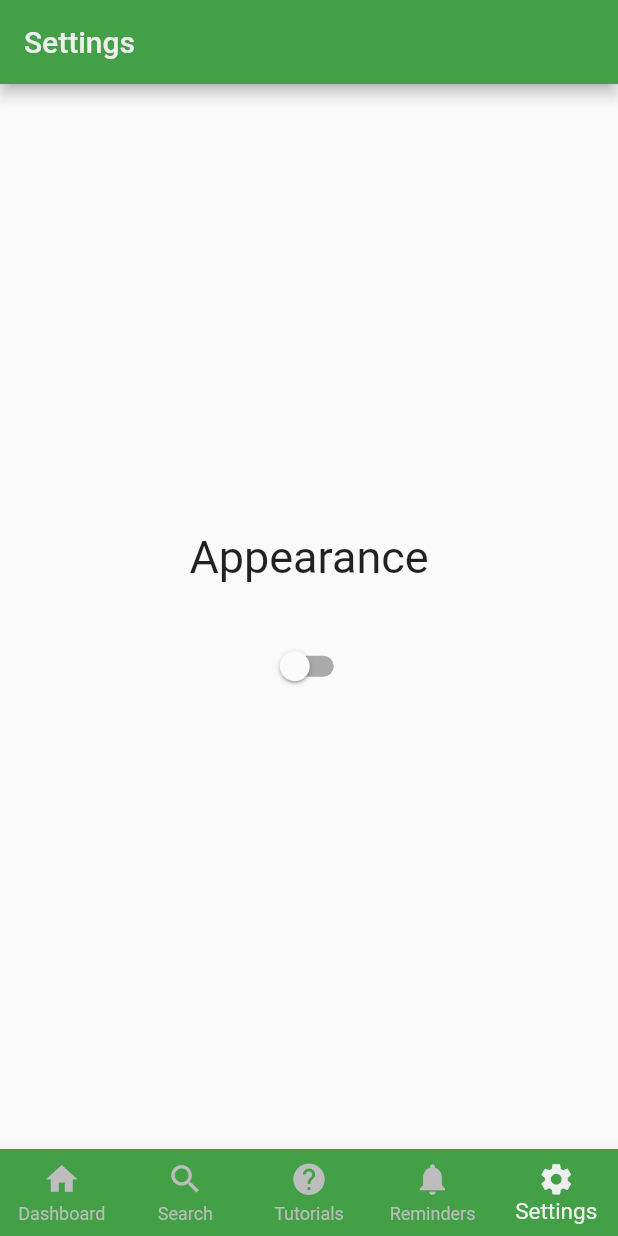
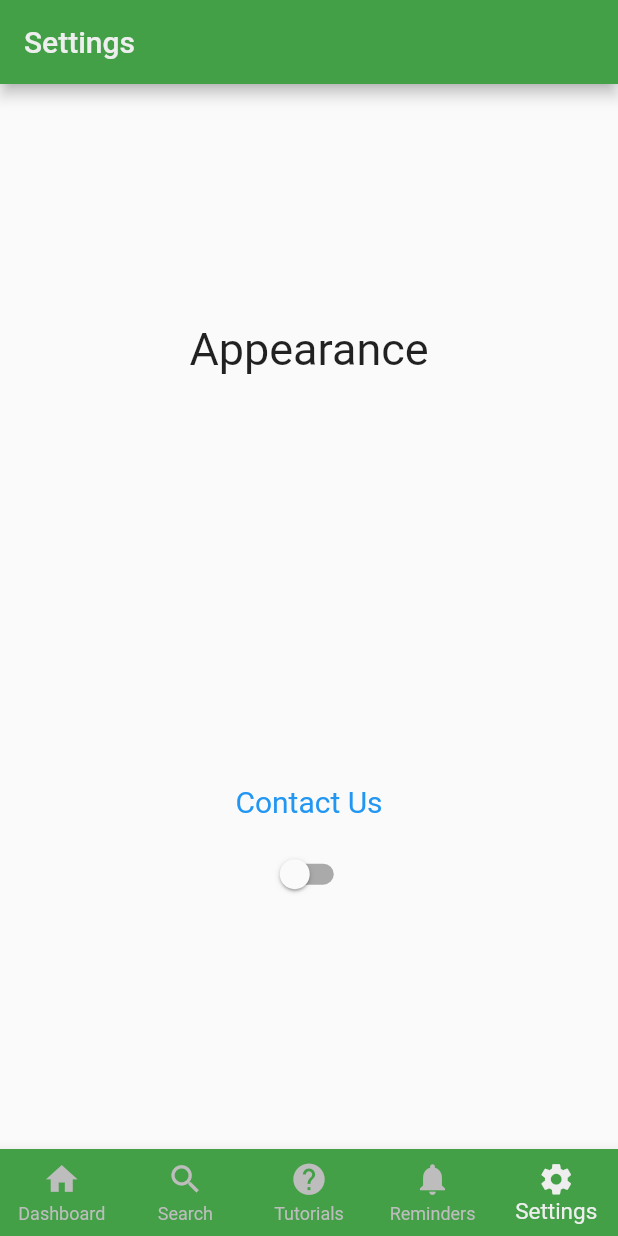
Before and after one commit to akhilk999/GardenGuide, a Flutter app: the screen it shows after launch, item 5 of the bottom bar chosen, on a phone screen of 412 x 824 dp. Run offline on Flutter 3.47's test engine with Material 2 defaults, Android fonts, the phone set to English and light mode, and no system bars; our stand-ins replace google_fonts, material_floating_search_bar, shared_preferences.

Commit message:
Added Contact.dart and updated settings.dart

```diff
--- a/lib/main.dart
+++ b/lib/main.dart
@@ -3,6 +3,7 @@ import 'package:gardening_app/dashboard.dart';
 import 'package:gardening_app/reminders.dart';
 import 'package:gardening_app/search.dart';
 import 'settings.dart';
+
 import 'package:gardening_app/tutorials.dart';
 
 void main() {
--- a/lib/settings.dart
+++ b/lib/settings.dart
@@ -1,12 +1,15 @@
 import 'package:flutter/material.dart';
 import 'package:flutter/widgets.dart';
-import 'package:gardening_app/main.dart';
+import 'package:gardening_app/Contact.dart';
 import 'package:shared_preferences/shared_preferences.dart';
 
 class Settings extends StatefulWidget {
   @override
   _SettingsState createState() => _SettingsState();
 }
+
+
+
 
 class _SettingsState extends State<Settings> {
   bool isSwitched = false;
@@ -35,13 +38,25 @@ class _SettingsState extends State<Settings> {
                 Text('Appearance',style: TextStyle(fontSize: 30)),
                 Flexible(
                   child: FractionallySizedBox(
-                    heightFactor: 0.1,
+                    heightFactor: 0.9,
+
                   ),
                 ),
+                TextButton(
+                    style: TextButton.styleFrom(textStyle: TextStyle(fontSize: 20)),
+                    onPressed: () {
+                      Navigator.push(
+                          context,
+                          MaterialPageRoute(settings: RouteSettings(name: "/Contact"),builder: (context) => Contact()));
+                    },
+                    child: Text('Contact Us',
+                      // style: TextStyle(color: Colors.black)
+                    )),
                 Switch(value: isSwitched, onChanged: (state){
                   setState(() {
                     this.isSwitched = state;
                     _incrementCounter();
+
                   });
                 })
               ]
@@ -49,10 +64,13 @@ class _SettingsState extends State<Settings> {
         ),
     );
   }
+
   void _incrementCounter() {
     ThemeBuilder.of(context)!.changeTheme();
   }
 }
+
+
 
 
 class ThemeBuilder extends StatefulWidget {
--- a/lib/tutorials.dart
+++ b/lib/tutorials.dart
@@ -6,6 +6,7 @@ class Tutorial extends StatefulWidget {
   @override
   _TutorialState createState() => _TutorialState();
 }
+
 
 class _TutorialState extends State<Tutorial> {
   @override
```
Also changed, not shown: lib/Contact.dart (added, +63 -0 lines), pubspec.lock.
